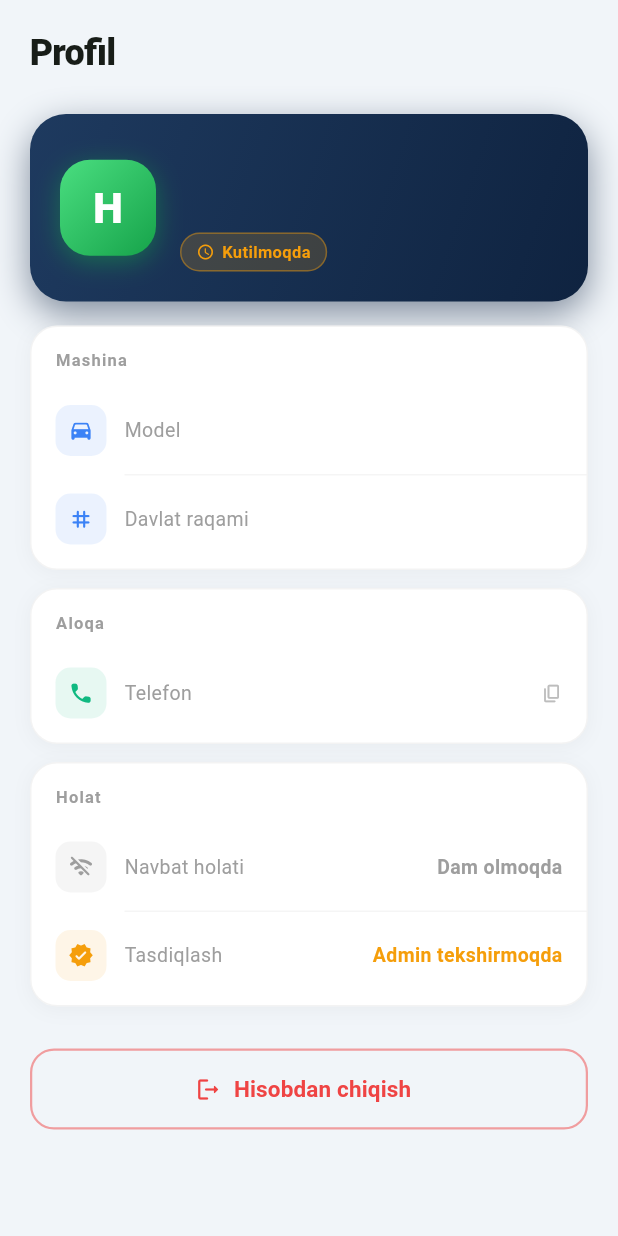
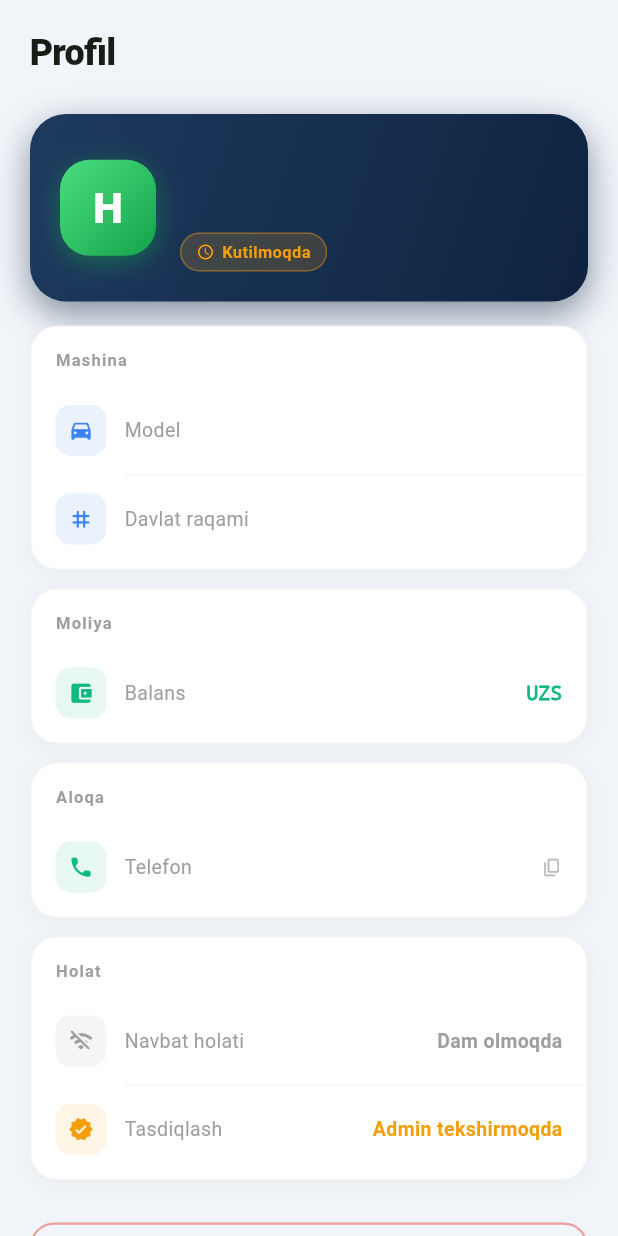
Before and after one commit to Iftix0r/Vijdons, a Flutter app: the ProfileScreen widget shown alone on an empty page, opened directly with empty values, on a phone screen of 412 x 824 dp. Run offline on Flutter 3.47's test engine with Material 3 defaults, Android fonts, the phone set to English and light mode, and no system bars; our stand-ins replace shared_preferences; accounts and stored records are empty; network calls fail.

Commit message:
feat: display driver balance in profile and update order UI layout

```diff
--- a/vijdon_driver_app/lib/screens/profile_screen.dart
+++ b/vijdon_driver_app/lib/screens/profile_screen.dart
@@ -34,6 +34,13 @@ class ProfileScreen extends StatelessWidget {
               _row(context, Icons.directions_car_rounded, AppColors.info, 'Model', driver!.carModel),
               _divider(),
               _row(context, Icons.tag_rounded, AppColors.info, 'Davlat raqami', driver!.carNumber, mono: true),
+            ]),
+            const SizedBox(height: 12),
+
+            // ── Finance card ───────────────────────────────────────────────
+            _infoCard(context, 'Moliya', [
+              _row(context, Icons.account_balance_wallet_rounded, AppColors.success, 'Balans', '${driver!.balance} UZS',
+                  valueColor: double.tryParse(driver!.balance) != null && double.parse(driver!.balance) < 0 ? AppColors.danger : AppColors.success, mono: true),
             ]),
             const SizedBox(height: 12),
 
```
Also changed, not shown: vijdon_driver_app/lib/screens/home_screen.dart (+16 -15 lines).
